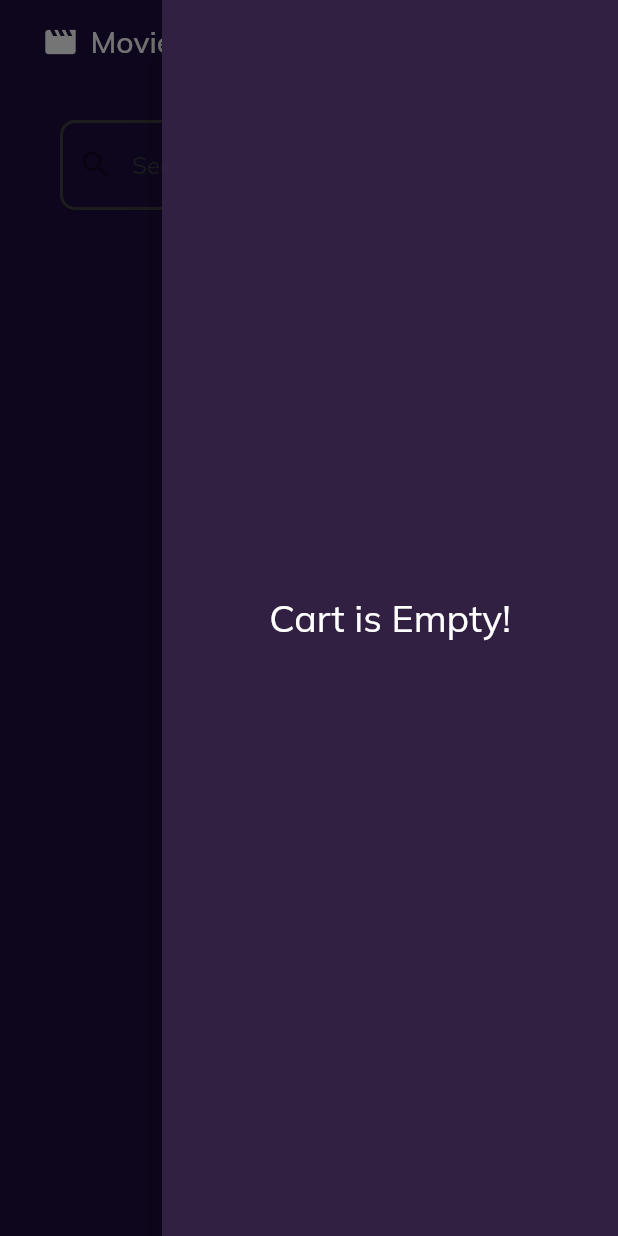
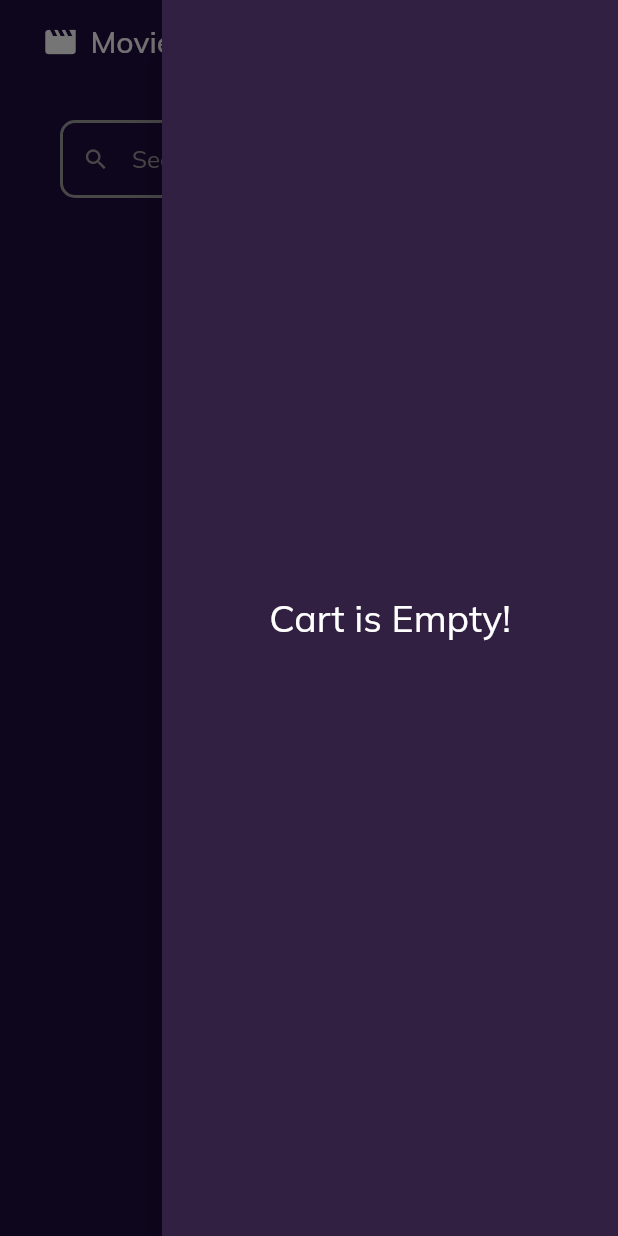
Before and after one commit to Saadali228/movie_market_place, a Flutter app: the screen it shows after launch, scrolled down 576 dp, after a tap on the "shopping cart" icon, on a phone screen of 412 x 824 dp. Run offline on Flutter 3.47's test engine with Material 2 defaults, Android fonts, the phone set to English and light mode, and no system bars; our stand-ins replace bloc, equatable, flutter_bloc, flutter_staggered_animations, formz, google_fonts and 2 more; missing offline and left inert: flutter_animator; network calls fail.

Commit message:
Search Completed

```diff
--- a/lib/home_page/pages/home_page.dart
+++ b/lib/home_page/pages/home_page.dart
@@ -61,11 +61,16 @@ class _HomeScreenState extends State<HomeScreen> {
             ],
           ),
           actions: [
-           controller.hasClients && controller.page != 0 ? Container() : SearchButton(
-              onTap: () => controller.nextPage(
-                duration: const Duration(milliseconds: 300),
-                curve: Curves.easeOut,
-              ),
+            controller.hasClients && controller.page != 0
+                ? Container()
+                : SearchButton(
+                    onTap: () => controller.nextPage(
+                      duration: const Duration(milliseconds: 300),
+                      curve: Curves.easeOut,
+                    ),
+                  ),
+            SizedBox(
+              width: 1 * SizeConfig.blockSizeHorizontal!,
             ),
             Builder(builder: (context) {
               return CartButton(
--- a/lib/home_page/widgets/cart_button.dart
+++ b/lib/home_page/widgets/cart_button.dart
@@ -18,10 +18,11 @@ class CartButton extends StatelessWidget {
           alignment: Alignment.bottomLeft,
           children: [
             FloatingActionButton.small(
+              elevation: 0,
               onPressed: onTap,
               child: const Icon(
                 Icons.shopping_cart_rounded,
-                size: 16.0,
+                size: 18.0,
               ),
             ),
             if (state.cartList.isNotEmpty)
--- a/lib/home_page/widgets/movie_grid.dart
+++ b/lib/home_page/widgets/movie_grid.dart
@@ -51,7 +51,7 @@ class _MovieGridState extends State<MovieGrid> {
             mainAxisAlignment: MainAxisAlignment.start,
             children: [
               const SearchPage(),
-              const SizedBox(height: 8),
+              const SizedBox(height: 20),
               Expanded(
                 child: AnimationLimiter(
                   child: RawScrollbar(
--- a/lib/home_page/widgets/search_button.dart
+++ b/lib/home_page/widgets/search_button.dart
@@ -10,10 +10,11 @@ class SearchButton extends StatelessWidget {
     return Align(
       alignment: Alignment.bottomLeft,
       child: FloatingActionButton.small(
+        elevation: 0,
         onPressed: onTap,
         child: const Icon(
           Icons.search,
-          size: 16.0,
+          size: 18.0,
         ),
       ),
     );
--- a/lib/search/widgets/search_item.dart
+++ b/lib/search/widgets/search_item.dart
@@ -10,6 +10,9 @@ class SearchItem extends StatelessWidget {
   @override
   Widget build(BuildContext context) {
     return InkWell(
+      borderRadius: BorderRadius.circular(20),
+      highlightColor: Colors.transparent,
+      splashColor: Colors.transparent,
       onTap: () => Navigator.pushNamed(
         context,
         DetailPage.detailPageRoute(
--- a/lib/search/widgets/search_list.dart
+++ b/lib/search/widgets/search_list.dart
@@ -35,12 +35,7 @@ class _SearchInitial extends StatelessWidget {
 
   @override
   Widget build(BuildContext context) {
-    return const Center(
-      child: Text(
-        '',
-        style: TextStyle(fontSize: 12),
-      ),
-    );
+    return Container();
   }
 }
 
--- a/lib/search/widgets/search_textfield.dart
+++ b/lib/search/widgets/search_textfield.dart
@@ -30,13 +30,14 @@ class _SearchTextFieldState extends State<SearchTextField> {
             : null;
       },
       decoration: InputDecoration(
+        isDense: true,
         hintStyle: const TextStyle(
-          color: Color(0xff3f3f3f),
+          color: Colors.grey,
         ),
         enabledBorder: OutlineInputBorder(
           borderSide: const BorderSide(
             width: 2,
-            color: Color(0xff3f3f3f),
+            color: Colors.grey,
           ),
           borderRadius: BorderRadius.circular(
             10,
@@ -45,7 +46,7 @@ class _SearchTextFieldState extends State<SearchTextField> {
         focusedBorder: OutlineInputBorder(
           borderSide: const BorderSide(
             width: 2,
-            color: Colors.purple,
+            color: Colors.white,
           ),
           borderRadius: BorderRadius.circular(
             10,
@@ -53,15 +54,20 @@ class _SearchTextFieldState extends State<SearchTextField> {
         ),
         prefixIcon: const Icon(
           Icons.search,
+          color: Colors.grey,
         ),
-        suffixIcon: GestureDetector(
+        suffixIcon: InkWell(
+          borderRadius: BorderRadius.circular(20),
           onTap: () {
             BlocProvider.of<SearchBloc>(context).add(
               SearchItemsLoaded(text: ''),
             );
             _textEditingController.text = '';
           },
-          child: const Icon(Icons.clear),
+          child: const Icon(
+            Icons.clear,
+            color: Colors.grey,
+          ),
         ),
         hintText: 'Search Your Movie',
       ),
```
